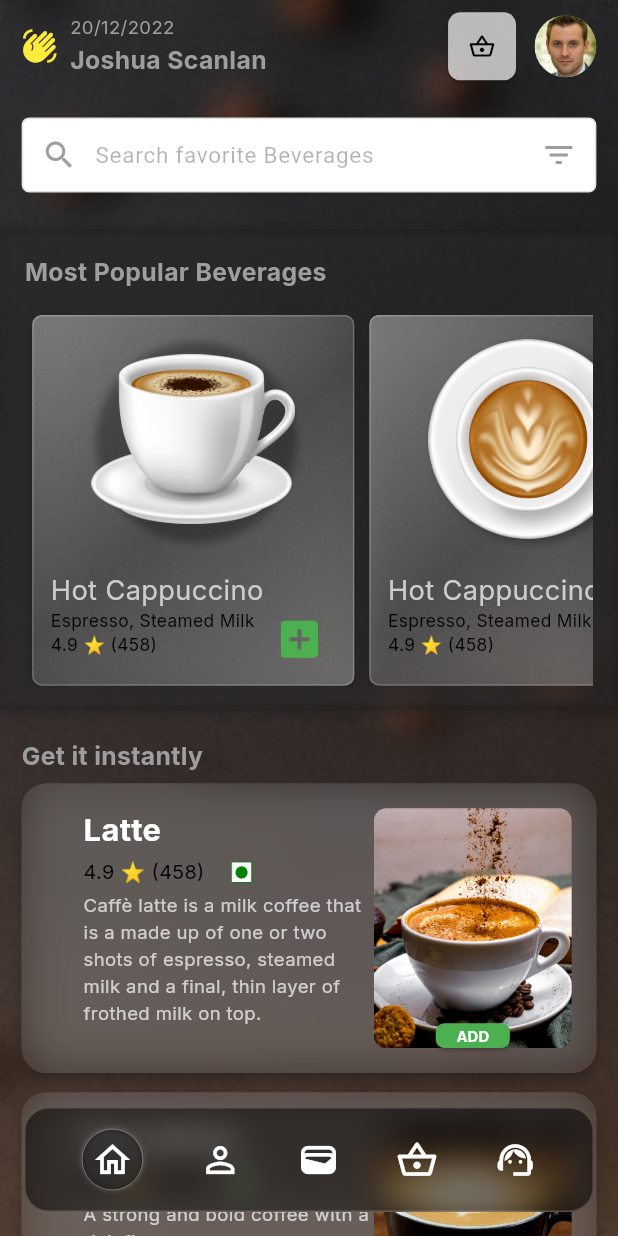
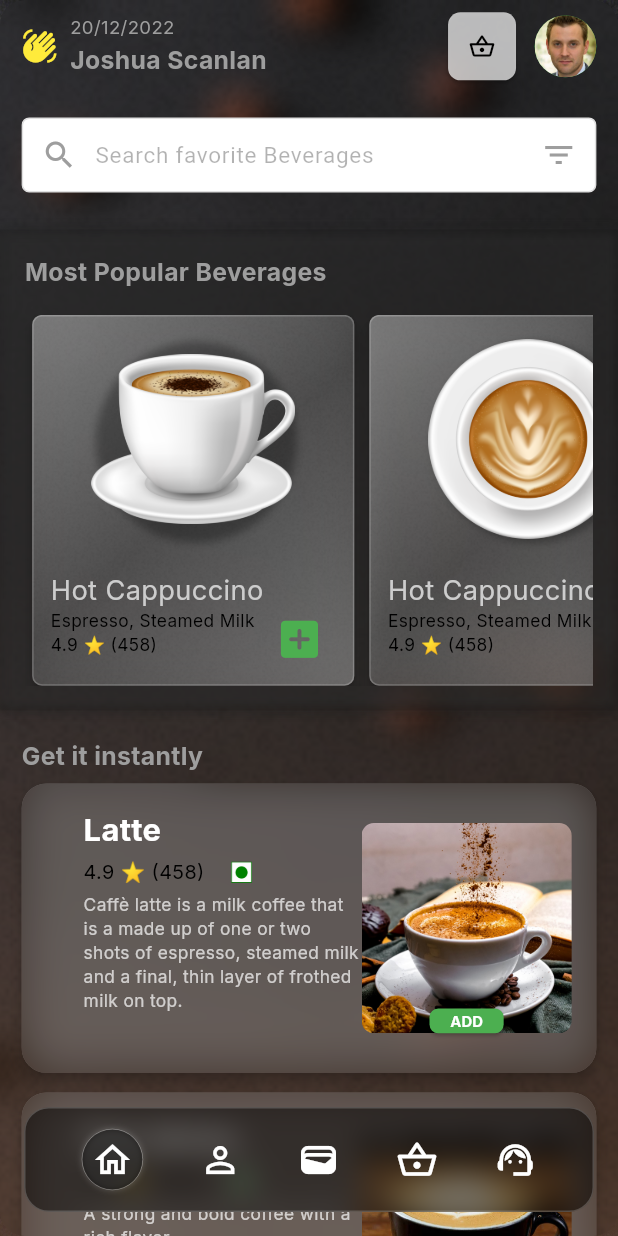
Before and after one commit to RahulShaw321/swift_cafe, a Flutter app: the HomeScreen screen opened by its route, on a phone screen of 412 x 824 dp. Run offline on Flutter 3.47's test engine with Material 3 defaults, Android fonts, the phone set to English and light mode, and no system bars; our stand-ins replace go_router, google_fonts.

Commit message:
Some Changes made

```diff
--- a/lib/pages/home_screen.dart
+++ b/lib/pages/home_screen.dart
@@ -3,7 +3,6 @@ import 'package:flutter/material.dart';
 import 'package:go_router/go_router.dart';
 import 'package:google_fonts/google_fonts.dart';
 import 'package:swift_cafe_app/coffees_list.dart';
-
 import 'package:swift_cafe_app/widgets/custom_search_bar.dart';
 import 'package:swift_cafe_app/widgets/grid_tile_card.dart';
 import 'package:swift_cafe_app/widgets/list_view_card.dart';
@@ -23,7 +22,12 @@ class HomeScreen extends StatelessWidget {
       'assets/images/americano.png'
     ];
 
-    return Scaffold(
+    return WillPopScope(
+      onWillPop: ()async{
+        context.pop(context);
+        return true;
+      },
+      child: Scaffold(
         backgroundColor: Colors.black,
         body: Stack(
           children: [
@@ -242,9 +246,10 @@ class HomeScreen extends StatelessWidget {
                                       coffeeName: coffee['name'],
                                       description: coffee['details'],
                                       deviceHeight: deviceHeight,
-                                      onPressed: () {
+                                      onPressed:(){
                                         context.go('/product');
-                                      });
+                                      }
+                                    );
                                   }).toList(),
                                 )
                               ],
@@ -295,6 +300,7 @@ class HomeScreen extends StatelessWidget {
             ),
           ],
         ),
+      ),
     );
   }
 }
--- a/lib/widgets/list_view_card.dart
+++ b/lib/widgets/list_view_card.dart
@@ -73,11 +73,13 @@ class ListViewCard extends StatelessWidget {
                             ],
                           ),
                           SizedBox(height: deviceHeight * 0.005),
-                          Text(
-                            description, // Use the description parameter
-                            style: GoogleFonts.inter(
-                              fontSize: deviceHeight * 0.015,
-                              color: Colors.white70,
+                          Expanded(
+                            child: Text(
+                              description, // Use the description parameter
+                              style: GoogleFonts.inter(
+                                fontSize: deviceHeight * 0.014,
+                                color: Colors.white70,
+                              ),
                             ),
                           ),
                         ],
@@ -90,8 +92,8 @@ class ListViewCard extends StatelessWidget {
                       children: [
                         // Image of the beverage
                         SizedBox(
-                          height: double.infinity,
-                          width: deviceHeight * 0.16,
+                          height: deviceHeight * 0.17,
+                          width: deviceHeight * 0.17,
                           child: ClipRRect(
                             borderRadius: BorderRadius.circular(deviceHeight * 0.01),
                             child: Image.asset(
```
Also changed, not shown: lib/pages/product_page.dart (+12 -2 lines). Lines whose indentation alone changed are shown as unchanged.
